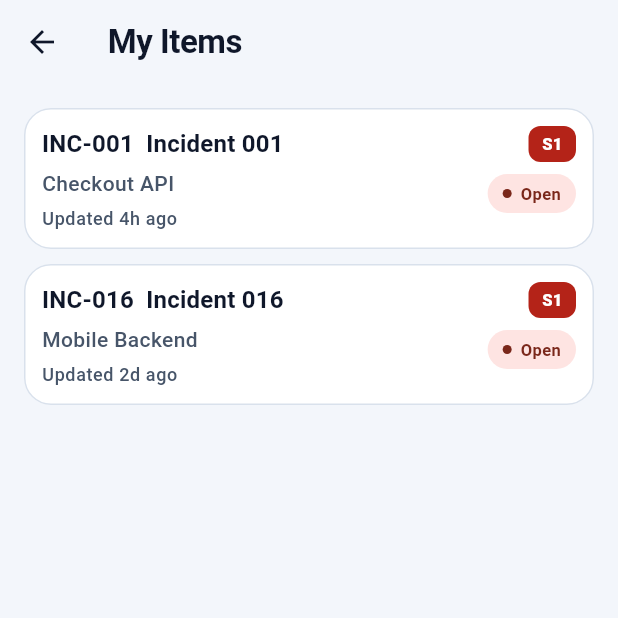
After one commit to cthemiene/incident_companion, a Flutter app: the screen it shows after launch, after a tap on "Sign in (mock)", after a tap on the "assignment ind" icon, on a phone screen of 412 x 824 dp, the top half of it. The commit adds this screen. Run offline on Flutter 3.47's test engine with Material 3 defaults, Android fonts, the phone set to English and light mode, and no system bars; our stand-ins replace go_router, hive, hive_flutter; accounts and stored records are empty.

Commit message:
feat(incidents): add assign-to workflow for incident updates

```diff
--- a/lib/app/router.dart
+++ b/lib/app/router.dart
@@ -4,7 +4,7 @@ import '../features/auth/auth_provider.dart';
 import '../features/auth/login_screen.dart';
 import '../features/incidents/incident_detail_screen.dart';
 import '../features/incidents/incidents_list_screen.dart';
-import '../features/outbox/outbox_screen.dart';
+import '../features/my_items/my_items_screen.dart';
 
 class AppRouter {
   AppRouter._();
@@ -42,9 +42,10 @@ class AppRouter {
           },
         ),
         GoRoute(
-          path: '/outbox',
-          builder: (context, state) => const OutboxScreen(),
+          path: '/my-items',
+          builder: (context, state) => const MyItemsScreen(),
         ),
+        GoRoute(path: '/outbox', redirect: (context, state) => '/my-items'),
       ],
     );
   }
--- a/lib/data/models/incident.dart
+++ b/lib/data/models/incident.dart
@@ -2,7 +2,7 @@ import 'package:hive/hive.dart';
 
 enum IncidentStatus { open, inProgress, resolved }
 
-enum IncidentSeverity { s1, s2, s3, s4 }
+enum IncidentSeverity { s1, s2, s3, s4, s5 }
 
 enum IncidentEnvironment { prod, nonProd }
 
@@ -12,7 +12,7 @@ class Incident {
     required this.title,
     required this.description,
     required this.status,
-    required this.severity,
+    this.severity = IncidentSeverity.s5,
     required this.service,
     required this.environment,
     required this.createdAt,
@@ -105,8 +105,10 @@ class IncidentSeverityAdapter extends TypeAdapter<IncidentSeverity> {
         return IncidentSeverity.s3;
       case 3:
         return IncidentSeverity.s4;
+      case 4:
+        return IncidentSeverity.s5;
       default:
-        return IncidentSeverity.s4;
+        return IncidentSeverity.s5;
     }
   }
 
@@ -121,6 +123,8 @@ class IncidentSeverityAdapter extends TypeAdapter<IncidentSeverity> {
         writer.writeByte(2);
       case IncidentSeverity.s4:
         writer.writeByte(3);
+      case IncidentSeverity.s5:
+        writer.writeByte(4);
     }
   }
 }
--- a/lib/data/models/incident_update.dart
+++ b/lib/data/models/incident_update.dart
@@ -11,6 +11,7 @@ class IncidentUpdate {
     required this.id,
     required this.incidentId,
     this.newStatus,
+    this.assignedTo,
     required this.comment,
     required this.visibility,
     required this.createdAt,
@@ -21,6 +22,7 @@ class IncidentUpdate {
   final String id;
   final String incidentId;
   final IncidentStatus? newStatus;
+  final String? assignedTo;
   final String comment;
   final IncidentVisibility visibility;
   final DateTime createdAt;
@@ -32,6 +34,8 @@ class IncidentUpdate {
     String? incidentId,
     IncidentStatus? newStatus,
     bool clearNewStatus = false,
+    String? assignedTo,
+    bool clearAssignedTo = false,
     String? comment,
     IncidentVisibility? visibility,
     DateTime? createdAt,
@@ -43,6 +47,7 @@ class IncidentUpdate {
       id: id ?? this.id,
       incidentId: incidentId ?? this.incidentId,
       newStatus: clearNewStatus ? null : (newStatus ?? this.newStatus),
+      assignedTo: clearAssignedTo ? null : (assignedTo ?? this.assignedTo),
       comment: comment ?? this.comment,
       visibility: visibility ?? this.visibility,
       createdAt: createdAt ?? this.createdAt,
@@ -131,13 +136,14 @@ class IncidentUpdateAdapter extends TypeAdapter<IncidentUpdate> {
       createdAt: fields[5] as DateTime,
       syncState: fields[6] as SyncState,
       lastError: fields[7] as String?,
+      assignedTo: fields[8] as String?,
     );
   }
 
   @override
   void write(BinaryWriter writer, IncidentUpdate obj) {
     writer
-      ..writeByte(8)
+      ..writeByte(9)
       ..writeByte(0)
       ..write(obj.id)
       ..writeByte(1)
@@ -153,7 +159,9 @@ class IncidentUpdateAdapter extends TypeAdapter<IncidentUpdate> {
       ..writeByte(6)
       ..write(obj.syncState)
       ..writeByte(7)
-      ..write(obj.lastError);
+      ..write(obj.lastError)
+      ..writeByte(8)
+      ..write(obj.assignedTo);
   }
 }
 
--- a/lib/data/repositories/mock_incident_repository.dart
+++ b/lib/data/repositories/mock_incident_repository.dart
@@ -69,6 +69,22 @@ class MockIncidentRepository implements IncidentRepository {
   Future<void> queueUpdate(IncidentUpdate update) async {
     await _ensureInitialized();
     await _outboxBox.put(update.id, update);
+  }
+
+  Future<void> applyUpdateLocally(IncidentUpdate update) async {
+    await _ensureInitialized();
+    final incident = _incidentsBox.get(update.incidentId);
+    if (incident == null) {
+      return;
+    }
+
+    final updatedIncident = incident.copyWith(
+      status: update.newStatus ?? incident.status,
+      updatedAt: update.createdAt,
+      assignedTo: update.assignedTo,
+      clearAssignedTo: update.assignedTo == null,
+    );
+    await _incidentsBox.put(incident.id, updatedIncident);
   }
 
   @override
@@ -206,22 +222,22 @@ class MockIncidentRepository implements IncidentRepository {
       IncidentSeverity.s2,
       IncidentSeverity.s3,
       IncidentSeverity.s4,
+      IncidentSeverity.s5,
       IncidentSeverity.s2,
       IncidentSeverity.s1,
       IncidentSeverity.s3,
       IncidentSeverity.s4,
+      IncidentSeverity.s5,
       IncidentSeverity.s1,
       IncidentSeverity.s2,
       IncidentSeverity.s3,
       IncidentSeverity.s4,
+      IncidentSeverity.s5,
       IncidentSeverity.s1,
       IncidentSeverity.s2,
       IncidentSeverity.s3,
       IncidentSeverity.s4,
-      IncidentSeverity.s1,
-      IncidentSeverity.s2,
-      IncidentSeverity.s3,
-      IncidentSeverity.s4,
+      IncidentSeverity.s5,
     ];
     const services = [
       'Checkout API',
--- a/lib/features/auth/auth_provider.dart
+++ b/lib/features/auth/auth_provider.dart
@@ -9,33 +9,44 @@ class AuthProvider extends ChangeNotifier {
   }
 
   static const String _tokenKey = 'mock_token';
+  static const String _userKey = 'mock_user';
+  static const String _defaultUserEmail = 'engineer1@example.com';
 
   final Uuid _uuid;
 
   bool _isAuthenticated = false;
   String? _mockToken;
+  String? _currentUserEmail;
 
   bool get isAuthenticated => _isAuthenticated;
   String? get mockToken => _mockToken;
+  String? get currentUserEmail => _currentUserEmail;
 
   Future<void> signIn() async {
     final token = 'mock_${_uuid.v4()}';
+    const userEmail = _defaultUserEmail;
     await HiveService.authBox.put(_tokenKey, token);
+    await HiveService.authBox.put(_userKey, userEmail);
     _mockToken = token;
+    _currentUserEmail = userEmail;
     _isAuthenticated = true;
     notifyListeners();
   }
 
   Future<void> signOut() async {
     await HiveService.authBox.delete(_tokenKey);
+    await HiveService.authBox.delete(_userKey);
     _mockToken = null;
+    _currentUserEmail = null;
     _isAuthenticated = false;
     notifyListeners();
   }
 
   void _restoreSession() {
     final storedToken = HiveService.authBox.get(_tokenKey);
+    final storedUser = HiveService.authBox.get(_userKey);
     _mockToken = storedToken;
+    _currentUserEmail = storedUser;
     _isAuthenticated = storedToken != null && storedToken.isNotEmpty;
   }
 }
--- a/lib/features/auth/login_screen.dart
+++ b/lib/features/auth/login_screen.dart
@@ -44,7 +44,7 @@ class _LoginScreenState extends State<LoginScreen> {
                         ),
                         const SizedBox(height: 8),
                         Text(
-                          'A Superlist-inspired workspace for incident handling.',
+                          'A ease of access-inspired workspace for incident handling.',
                           style: Theme.of(context).textTheme.bodyMedium,
                         ),
                         const SizedBox(height: 18),
--- a/lib/features/incidents/incidents_list_screen.dart
+++ b/lib/features/incidents/incidents_list_screen.dart
@@ -61,9 +61,9 @@ class _IncidentsListScreenState extends State<IncidentsListScreen>
         title: const Text('Incidents'),
         actions: <Widget>[
           IconButton(
-            onPressed: () => context.push('/outbox'),
-            tooltip: 'Outbox',
-            icon: const Icon(Icons.outbox_outlined),
+            onPressed: () => context.push('/my-items'),
+            tooltip: 'My Items',
+            icon: const Icon(Icons.assignment_ind_outlined),
           ),
           PopupMenuButton<_AppMenuAction>(
             onSelected: (action) async {
--- a/lib/features/incidents/incidents_provider.dart
+++ b/lib/features/incidents/incidents_provider.dart
@@ -45,9 +45,13 @@ class IncidentsProvider extends ChangeNotifier {
     notifyListeners();
 
     try {
+      final hasSearchText = _searchText.trim().isNotEmpty;
+      final effectiveFilters = _buildEffectiveFilters(
+        ignoreStatusFilter: hasSearchText,
+      );
       _list = await _repository.getIncidents(
-        filters: _filters.isEmpty ? null : Map<String, dynamic>.from(_filters),
-        search: _searchText.trim().isEmpty ? null : _searchText.trim(),
+        filters: effectiveFilters,
+        search: hasSearchText ? _searchText.trim() : null,
         page: _page,
       );
     } catch (error) {
@@ -119,4 +123,19 @@ class IncidentsProvider extends ChangeNotifier {
     }
     _filters[key] = value;
   }
+
+  Map<String, dynamic>? _buildEffectiveFilters({
+    required bool ignoreStatusFilter,
+  }) {
+    if (_filters.isEmpty) {
+      return null;
+    }
+
+    final result = Map<String, dynamic>.from(_filters);
+    if (ignoreStatusFilter) {
+      result.remove('status');
+    }
+
+    return result.isEmpty ? null : result;
+  }
 }
--- /dev/null
+++ b/lib/features/my_items/my_items_provider.dart
@@ -0,0 +1,51 @@
+import 'package:flutter/foundation.dart';
+
+import '../../data/models/incident.dart';
+import '../../data/repositories/incident_repository.dart';
+
+class MyItemsProvider extends ChangeNotifier {
+  MyItemsProvider(this._repository);
+
+  final IncidentRepository _repository;
+
+  List<Incident> _items = <Incident>[];
+  bool _loading = false;
+  String? _error;
+  String? _assignee;
+
+  List<Incident> get items => List<Incident>.unmodifiable(_items);
+  bool get loading => _loading;
+  String? get error => _error;
+  String? get assignee => _assignee;
+  bool get isEmpty => !_loading && _error == null && _items.isEmpty;
+
+  Future<void> loadMyItems({required String? assignedTo}) async {
+    _loading = true;
+    _error = null;
+    _assignee = assignedTo;
+    notifyListeners();
+
+    if (assignedTo == null || assignedTo.trim().isEmpty) {
+      _items = <Incident>[];
+      _loading = false;
+      notifyListeners();
+      return;
+    }
+
+    try {
+      _items = await _repository.getIncidents(
+        filters: <String, dynamic>{'assignedTo': assignedTo.trim()},
+        page: 1,
+      );
+    } catch (error) {
+      _error = 'Failed to load my items: $error';
+    } finally {
+      _loading = false;
+      notifyListeners();
+    }
+  }
+
+  Future<void> refresh() async {
+    await loadMyItems(assignedTo: _assignee);
+  }
+}
--- /dev/null
+++ b/lib/features/my_items/my_items_screen.dart
@@ -0,0 +1,164 @@
+import 'package:flutter/material.dart';
+import 'package:go_router/go_router.dart';
+import 'package:provider/provider.dart';
+
+import '../../shared/widgets/empty_state.dart';
+import '../../shared/widgets/loading_skeleton.dart';
+import '../../shared/widgets/severity_badge.dart';
+import '../../shared/widgets/status_chip.dart';
+import '../auth/auth_provider.dart';
+import 'my_items_provider.dart';
+
+class MyItemsScreen extends StatefulWidget {
+  const MyItemsScreen({super.key});
+
+  @override
+  State<MyItemsScreen> createState() => _MyItemsScreenState();
+}
+
+class _MyItemsScreenState extends State<MyItemsScreen> {
+  String? _lastLoadedAssignee;
+
+  @override
+  void didChangeDependencies() {
+    super.didChangeDependencies();
+    final assignee = context.read<AuthProvider>().currentUserEmail;
+    if (assignee == _lastLoadedAssignee) {
+      return;
+    }
+    _lastLoadedAssignee = assignee;
+    WidgetsBinding.instance.addPostFrameCallback((_) {
+      if (!mounted) {
+        return;
+      }
+      context.read<MyItemsProvider>().loadMyItems(assignedTo: assignee);
+    });
+  }
+
+  @override
+  Widget build(BuildContext context) {
+    final provider = context.watch<MyItemsProvider>();
+    final assignee = context.watch<AuthProvider>().currentUserEmail;
+
+    return Scaffold(
+      appBar: AppBar(
+        leading: IconButton(
+          onPressed: () {
+            if (context.canPop()) {
+              context.pop();
+            } else {
+              context.go('/incidents');
+            }
+          },
+          icon: const Icon(Icons.arrow_back),
+          tooltip: 'Back',
+        ),
+        title: const Text('My Items'),
+      ),
+      body: _buildBody(context, provider, assignee),
+    );
+  }
+
+  Widget _buildBody(
+    BuildContext context,
+    MyItemsProvider provider,
+    String? assignee,
+  ) {
+    if (provider.loading && provider.items.isEmpty) {
+      return const LoadingSkeleton(itemCount: 4);
+    }
+
+    if (provider.error != null && provider.items.isEmpty) {
+      return EmptyState(
+        title: 'Could not load my items',
+        message: provider.error!,
+        icon: Icons.error_outline,
+        actionLabel: 'Retry',
+        onAction: provider.refresh,
+      );
+    }
+
+    if (provider.items.isEmpty) {
+      return EmptyState(
+        title: 'No assigned items',
+        message: assignee == null
+            ? 'Sign in to view assigned incidents.'
+            : 'No incidents are currently assigned to $assignee.',
+        icon: Icons.assignment_outlined,
+      );
+    }
+
+    return RefreshIndicator(
+      onRefresh: provider.refresh,
+      child: ListView.separated(
+        physics: const AlwaysScrollableScrollPhysics(),
+        padding: const EdgeInsets.all(16),
+        itemCount: provider.items.length,
+        separatorBuilder: (_, __) => const SizedBox(height: 10),
+        itemBuilder: (context, index) {
+          final incident = provider.items[index];
+          return Card(
+            child: InkWell(
+              borderRadius: BorderRadius.circular(18),
+              onTap: () => context.push('/incidents/${incident.id}'),
+              child: Padding(
+                padding: const EdgeInsets.all(12),
+                child: Row(
+                  crossAxisAlignment: CrossAxisAlignment.start,
+                  children: <Widget>[
+                    Expanded(
+                      child: Column(
+                        crossAxisAlignment: CrossAxisAlignment.start,
+                        children: <Widget>[
+                          Text(
+                            '${incident.id}  ${incident.title}',
+                            style: Theme.of(context).textTheme.titleMedium,
+                            maxLines: 1,
+                            overflow: TextOverflow.ellipsis,
+                          ),
+                          const SizedBox(height: 4),
+                          Text(
+                            incident.service,
+                            style: Theme.of(context).textTheme.bodyMedium,
+                          ),
+                          const SizedBox(height: 6),
+                          Text(
+                            'Updated ${_timeAgo(incident.updatedAt)}',
+                            style: Theme.of(context).textTheme.bodySmall,
+                          ),
+                        ],
+                      ),
+                    ),
+                    const SizedBox(width: 10),
+                    Column(
+                      crossAxisAlignment: CrossAxisAlignment.end,
+                      children: <Widget>[
+                        SeverityBadge(severity: incident.severity),
+                        const SizedBox(height: 8),
+                        StatusChip(status: incident.status),
+                      ],
+                    ),
+                  ],
+                ),
+              ),
+            ),
+          );
+        },
+      ),
+    );
+  }
+
+  String _timeAgo(DateTime timestamp) {
+    final diff = DateTime.now().difference(timestamp);
+    if (diff.inMinutes < 1) {
+      return '${diff.inSeconds}s ago';
+    }
+    if (diff.inHours < 1) {
+      return '${diff.inMinutes}m ago';
+    }
+    if (diff.inDays < 1) {
+      return '${diff.inHours}h ago';
+    }
+    return '${diff.inDays}d ago';
+  }
+}
--- a/lib/main.dart
+++ b/lib/main.dart
@@ -8,6 +8,7 @@ import 'data/local/hive_service.dart';
 import 'data/repositories/mock_incident_repository.dart';
 import 'features/auth/auth_provider.dart';
 import 'features/incidents/incidents_provider.dart';
+import 'features/my_items/my_items_provider.dart';
 import 'features/outbox/outbox_provider.dart';
 
 Future<void> main() async {
@@ -35,6 +36,10 @@ class IncidentCompanionApp extends StatelessWidget {
           create: (context) =>
               OutboxProvider(context.read<MockIncidentRepository>()),
         ),
+        ChangeNotifierProvider<MyItemsProvider>(
+          create: (context) =>
+              MyItemsProvider(context.read<MockIncidentRepository>()),
+        ),
         Provider<GoRouter>(
           create: (context) =>
               AppRouter.createRouter(context.read<AuthProvider>()),
--- a/lib/shared/widgets/severity_badge.dart
+++ b/lib/shared/widgets/severity_badge.dart
@@ -13,11 +13,8 @@ class SeverityBadge extends StatelessWidget {
       IncidentSeverity.s1 => ('S1', const Color(0xFFB42318), Colors.white),
       IncidentSeverity.s2 => ('S2', const Color(0xFFDD6B20), Colors.white),
       IncidentSeverity.s3 => ('S3', const Color(0xFF1C6BFF), Colors.white),
-      IncidentSeverity.s4 => (
-        'S4',
-        const Color(0xFFE8EDF5),
-        const Color(0xFF334155),
-      ),
+      IncidentSeverity.s4 => ('S4', const Color(0xFFE8EDF5), const Color(0xFF334155),),
+      IncidentSeverity.s5 => ('S5', const Color(0xFFF8FAFC), const Color(0xFF64748B),),
     };
 
     return Container(
```
Also changed, not shown: lib/features/incidents/incident_detail_screen.dart (+5 -2 lines), lib/features/incidents/widgets/update_incident_sheet.dart (+76 -0 lines), 1 other file.
